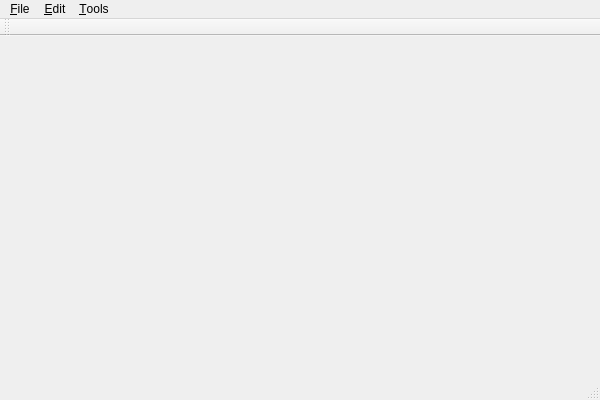
Qt form src/mainframe.ui (dcj/cvstat) before a commit.
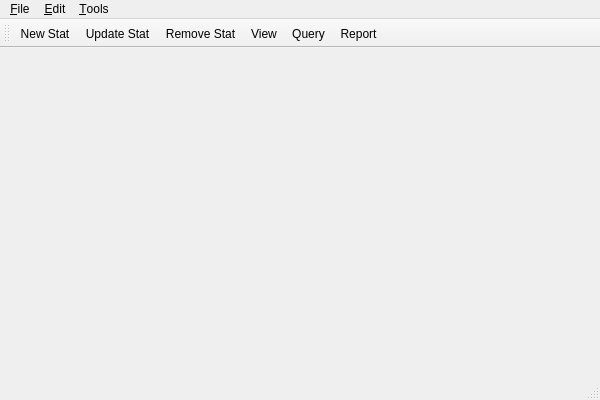
The same form after that commit. Icons and pictures are not drawn.

The edit to the form file:
```diff
--- a/src/mainframe.ui
+++ b/src/mainframe.ui
@@ -58,6 +58,12 @@
    <attribute name="toolBarBreak">
     <bool>false</bool>
    </attribute>
+   <addaction name="action_New_Stat"/>
+   <addaction name="action_Update_Stat"/>
+   <addaction name="action_Remove_Stat"/>
+   <addaction name="action_View"/>
+   <addaction name="action_Query"/>
+   <addaction name="action_Report"/>
   </widget>
   <widget class="QStatusBar" name="statusBar"/>
   <action name="action_New_Stat">
```
Left out of the diff: 30 changed lines with no effect on the pictures.
